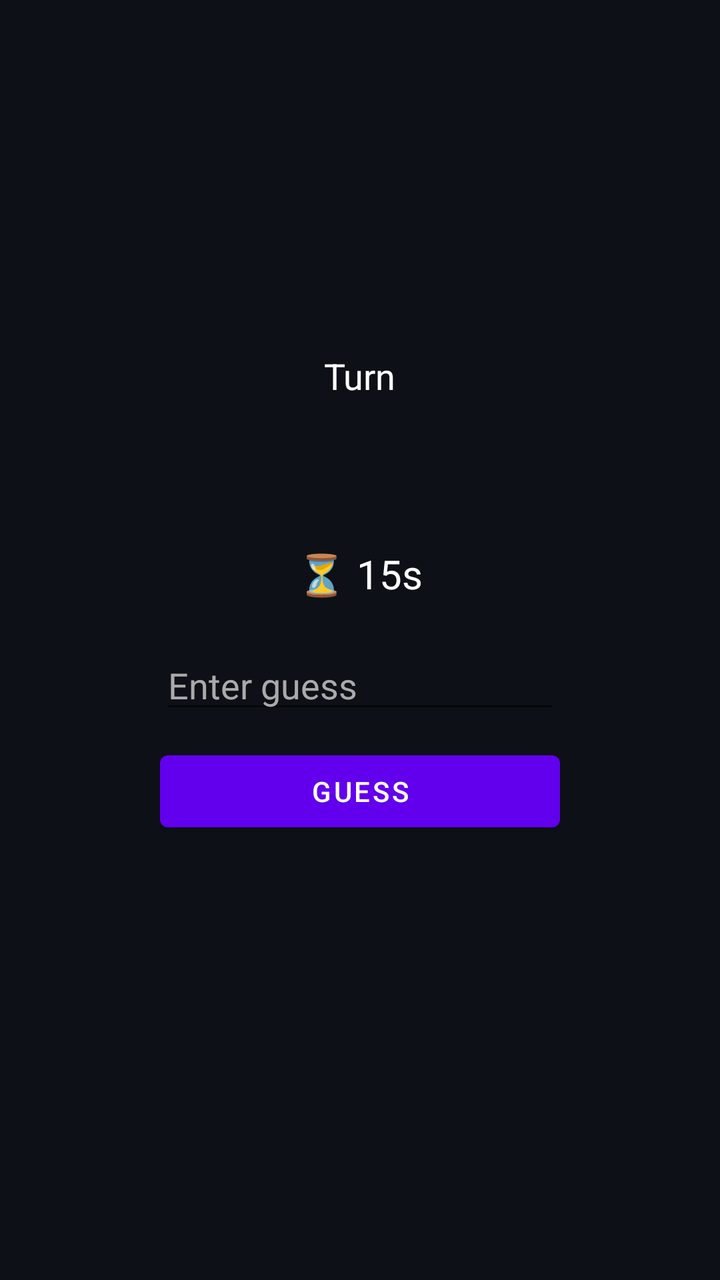
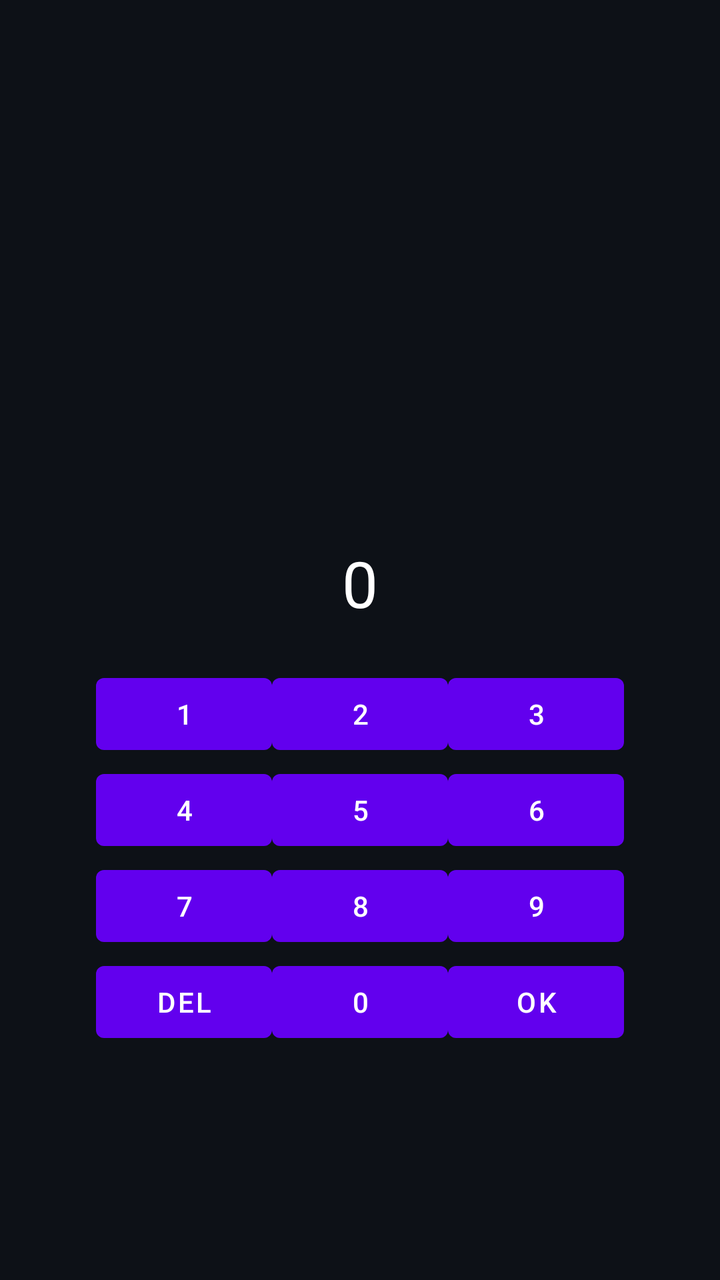

Compare the two renders of this Android layout. The source of the first and the diff that turns it into the second are given below.
<!-- AndroidManifest.xml: fallback theme Theme.MaterialComponents.DayNight.NoActionBar -->
<!-- res/layout/activity_game.xml -->
<?xml version="1.0" encoding="utf-8"?>
<LinearLayout
    xmlns:android="http://schemas.android.com/apk/res/android"
    android:layout_width="match_parent"
    android:layout_height="match_parent"
    android:orientation="vertical"
    android:gravity="center"
    android:padding="20dp"
    android:background="#0D1117">

    <TextView
        android:id="@+id/turnText"
        android:text="Turn"
        android:textSize="18sp"
        android:textColor="#FFFFFF"
        android:layout_marginBottom="10dp"
        android:layout_width="wrap_content"
        android:layout_height="wrap_content"/>

    <TextView
        android:id="@+id/scoreText"
        android:textColor="#FFFFFF"
        android:textSize="16sp"
        android:layout_marginBottom="10dp"
        android:layout_width="wrap_content"
        android:layout_height="wrap_content"/>

    <TextView
        android:id="@+id/livesText"
        android:textColor="#FFFFFF"
        android:textSize="16sp"
        android:layout_marginBottom="10dp"
        android:layout_width="wrap_content"
        android:layout_height="wrap_content"/>

    <TextView
        android:id="@+id/timerText"
        android:text="⏳ 15s"
        android:textColor="#FFFFFF"
        android:textSize="20sp"
        android:layout_marginBottom="20dp"
        android:layout_width="wrap_content"
        android:layout_height="wrap_content"/>

    <EditText
        android:id="@+id/input"
        android:layout_width="200dp"
        android:layout_height="wrap_content"
        android:hint="Enter guess"
        android:inputType="number"
        android:textColor="#FFFFFF"
        android:textColorHint="#AAAAAA"/>

    <Button
        android:id="@+id/submitBtn"
        android:text="Guess"
        android:layout_width="200dp"
        android:layout_height="wrap_content"
        android:layout_marginTop="10dp"/>

    <TextView
        android:id="@+id/resultText"
        android:textColor="#00E676"
        android:textSize="18sp"
        android:layout_marginTop="20dp"
        android:layout_width="wrap_content"
        android:layout_height="wrap_content"/>

</LinearLayout>
<!-- resources referenced by this layout -->
<resources>

</resources>

<!-- the commit's change to res/layout/activity_game.xml (unified diff, before → after) -->
@@ -10,8 +10,6 @@
 
     <TextView
         android:id="@+id/turnText"
-        android:text="Turn"
-        android:textSize="18sp"
         android:textColor="#FFFFFF"
         android:layout_marginBottom="10dp"
         android:layout_width="wrap_content"
@@ -20,7 +18,6 @@
     <TextView
         android:id="@+id/scoreText"
         android:textColor="#FFFFFF"
-        android:textSize="16sp"
         android:layout_marginBottom="10dp"
         android:layout_width="wrap_content"
         android:layout_height="wrap_content"/>
@@ -28,42 +25,57 @@
     <TextView
         android:id="@+id/livesText"
         android:textColor="#FFFFFF"
-        android:textSize="16sp"
         android:layout_marginBottom="10dp"
         android:layout_width="wrap_content"
         android:layout_height="wrap_content"/>
 
     <TextView
         android:id="@+id/timerText"
-        android:text="⏳ 15s"
         android:textColor="#FFFFFF"
-        android:textSize="20sp"
+        android:layout_marginBottom="10dp"
+        android:layout_width="wrap_content"
+        android:layout_height="wrap_content"/>
+
+    <TextView
+        android:id="@+id/resultText"
+        android:textColor="#00E676"
         android:layout_marginBottom="20dp"
         android:layout_width="wrap_content"
         android:layout_height="wrap_content"/>
 
-    <EditText
-        android:id="@+id/input"
+    
+    <TextView
+        android:id="@+id/inputDisplay"
+        android:text="0"
+        android:textSize="32sp"
+        android:textColor="#FFFFFF"
+        android:gravity="center"
+        android:layout_marginBottom="20dp"
         android:layout_width="200dp"
-        android:layout_height="wrap_content"
-        android:hint="Enter guess"
-        android:inputType="number"
-        android:textColor="#FFFFFF"
-        android:textColorHint="#AAAAAA"/>
-
-    <Button
-        android:id="@+id/submitBtn"
-        android:text="Guess"
-        android:layout_width="200dp"
-        android:layout_height="wrap_content"
-        android:layout_marginTop="10dp"/>
-
-    <TextView
-        android:id="@+id/resultText"
-        android:textColor="#00E676"
-        android:textSize="18sp"
-        android:layout_marginTop="20dp"
-        android:layout_width="wrap_content"
         android:layout_height="wrap_content"/>
 
+    
+    <GridLayout
+        android:layout_width="wrap_content"
+        android:layout_height="wrap_content"
+        android:columnCount="3">
+
+        <Button android:id="@+id/btn1" android:text="1"/>
+        <Button android:id="@+id/btn2" android:text="2"/>
+        <Button android:id="@+id/btn3" android:text="3"/>
+
+        <Button android:id="@+id/btn4" android:text="4"/>
+        <Button android:id="@+id/btn5" android:text="5"/>
+        <Button android:id="@+id/btn6" android:text="6"/>
+
+        <Button android:id="@+id/btn7" android:text="7"/>
+        <Button android:id="@+id/btn8" android:text="8"/>
+        <Button android:id="@+id/btn9" android:text="9"/>
+
+        <Button android:id="@+id/btnDel" android:text="DEL"/>
+        <Button android:id="@+id/btn0" android:text="0"/>
+        <Button android:id="@+id/btnOk" android:text="OK"/>
+
+    </GridLayout>
+
 </LinearLayout>
